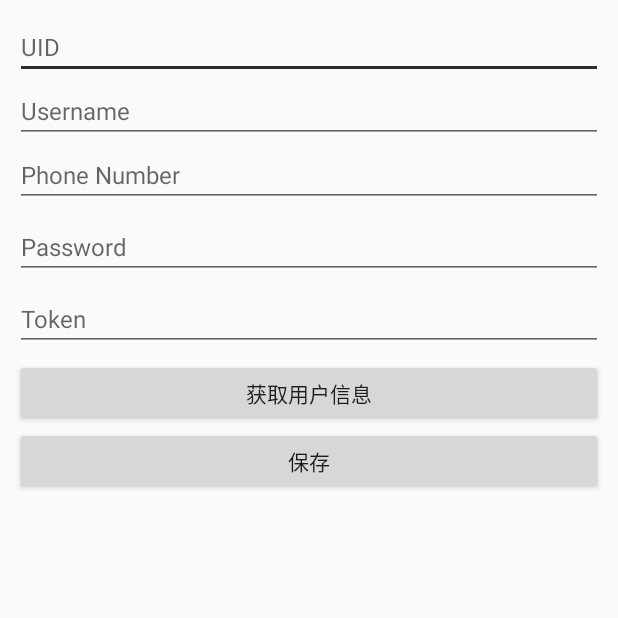
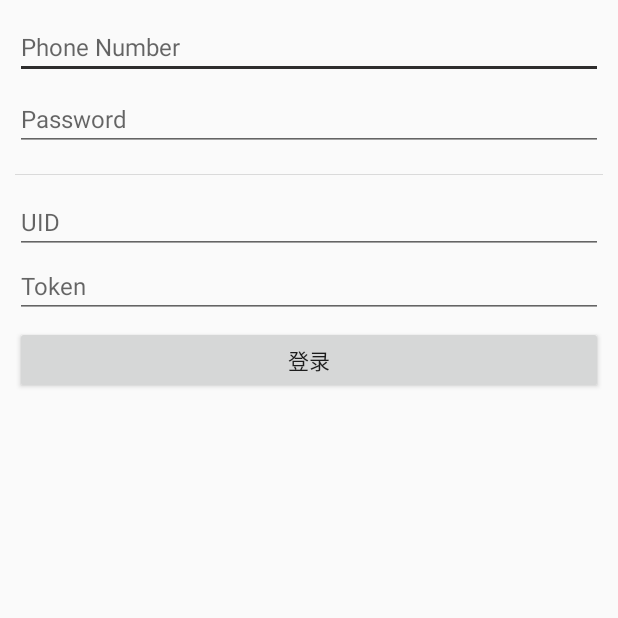
Before and after one commit to chaunceyyu/OkRedoo, an Android app: the AccountListActivity screen opened directly, with no data from a screen before it, after a tap on "添加", on a phone screen of 412 x 824 dp, the top half of it. Run offline under Robolectric (Android 15) with nearby library versions, the phone set to English and light mode, and no system bars; libraries missing offline, so code that uses them is left out: io.rong.imlib, org.simple.eventbus, org.xutils.x; 2 statements that could not run were skipped.

Commit message:
no message

```diff
--- a/app/src/main/AndroidManifest.xml
+++ b/app/src/main/AndroidManifest.xml
@@ -18,7 +18,7 @@
             </intent-filter>
         </activity>
 
-        <activity android:name=".GetUserInfoActivity"
+        <activity android:name=".UserLoginActivity"
                   android:screenOrientation="portrait"/>
 
         <activity android:name=".AccountListActivity"
--- a/app/src/main/java/com/youzi/okredoo/AccountListActivity.java
+++ b/app/src/main/java/com/youzi/okredoo/AccountListActivity.java
@@ -71,6 +71,11 @@ public class AccountListActivity extends BaseActivity implements View.OnClickLis
         EventBus.getDefault().register(this);
     }
 
+    @Override
+    protected void onResume() {
+        super.onResume();
+    }
+
     private void bindData() {
         coin.setText(String.valueOf(getCoins()));
         userCount.setText("账号 " + mAdapter.getCount());
@@ -114,7 +119,7 @@ public class AccountListActivity extends BaseActivity implements View.OnClickLis
                 stringBuilder.append(",");
             }
         }
-        AppUtil.copyToClipboard(mContext, stringBuilder.toString());
+//        AppUtil.copyToClipboard(mContext, stringBuilder.toString());
     }
 
     private void getTokenState() {
@@ -159,7 +164,7 @@ public class AccountListActivity extends BaseActivity implements View.OnClickLis
     @Override
     public void onClick(View view) {
         if (view == mAddBtn) {
-            startActivity(GetUserInfoActivity.createIntent(mContext));
+            startActivity(UserLoginActivity.createIntent(mContext));
         } else if (view == importBtn) {
             showImportDialog();
         } else if (view == activeBtn) {
--- a/app/src/main/java/com/youzi/okredoo/GetUserInfoActivity.java
+++ /dev/null
@@ -1,157 +0,0 @@
-package com.youzi.okredoo;
-
-import android.content.Context;
-import android.content.Intent;
-import android.os.Bundle;
-import android.support.annotation.Nullable;
-import android.text.TextUtils;
-import android.view.View;
-import android.widget.Button;
-import android.widget.EditText;
-import android.widget.Toast;
-
-import com.youzi.okredoo.data.DBManager;
-import com.youzi.okredoo.model.User;
-import com.youzi.okredoo.net.Api;
-import com.youzi.okredoo.net.RequestUtils;
-import com.youzi.okredoo.net.ResponseCallBack;
-import com.youzi.okredoo.net.ServiceException;
-
-import org.simple.eventbus.EventBus;
-
-import java.util.HashMap;
-import java.util.Map;
-
-
-/**
- * 获取用户资料界面
- * Created by zhangjiajie on 2017/10/8.
- */
-
-public class GetUserInfoActivity extends BaseActivity {
-
-
-    private Context mContext;
-
-    private EditText mUsername;
-    private EditText mPhoneNumber;
-    private EditText mPassword;
-    private EditText mToken;
-    private EditText uidEdit;
-
-    private Button mSavebBtn;
-    private Button mGetTokenBtn;
-
-    private User mUser;
-
-    private String uid;
-
-    @Override
-    protected void onCreate(@Nullable Bundle savedInstanceState) {
-        super.onCreate(savedInstanceState);
-        mContext = this;
-        setContentView(R.layout.get_user_info_activity);
-
-        mUsername = (EditText) findViewById(R.id.username);
-        mPhoneNumber = (EditText) findViewById(R.id.phone);
-        mPassword = (EditText) findViewById(R.id.password);
-        mToken = (EditText) findViewById(R.id.token);
-        uidEdit = (EditText) findViewById(R.id.uid);
-
-        mSavebBtn = (Button) findViewById(R.id.saveBtn);
-        mSavebBtn.setOnClickListener(new View.OnClickListener() {
-            @Override
-            public void onClick(View view) {
-                if (!TextUtils.isEmpty(uidEdit.getText()) && !TextUtils.isEmpty(mToken.getText())) {
-                    Map<String, String> params = new HashMap<>();
-                    RequestUtils.sendPostRequest(Api.GETUSERINFO, uidEdit.getText().toString(), mToken.getText().toString(), params, new
-                            ResponseCallBack<User>() {
-                                @Override
-                                public void onSuccess(User u) {
-                                    if (DBManager.getInstance().isExistUser(u.getUid())) {
-                                        DBManager.getInstance().updateUser(u);
-                                    } else {
-                                        DBManager.getInstance().saveUser(u);
-                                    }
-
-                                    showToast("保存成功");
-                                    EventBus.getDefault().post("", "refresh_user_list");
-                                    finish();
-                                }
-
-                                @Override
-                                public void onFailure(ServiceException e) {
-                                    super.onFailure(e);
-                                    showToast(e.getMsg());
-                                }
-                            });
-
-                } else {
-                    showToast("token无效");
-                }
-            }
-        });
-
-        mGetTokenBtn = (Button) findViewById(R.id.getTokenBtn);
-
-        mGetTokenBtn.setOnClickListener(new View.OnClickListener() {
-            @Override
-            public void onClick(View view) {
-                if (!TextUtils.isEmpty(mPhoneNumber.getText()) && !TextUtils.isEmpty(mPassword.getText())) {
-                    final String userName = mPhoneNumber.getText().toString();
-                    final String password = mPassword.getText().toString();
-                    Map<String, String> params = new HashMap<>();
-                    params.put("user", userName);
-                    params.put("password", password);
-                    RequestUtils.sendPostRequest(Api.USERNAME_PASSWOED_LOGIN, params, new ResponseCallBack<User>() {
-
-                        @Override
-                        public void onSuccess(User user) {
-                            super.onSuccess(user);
-
-                            mUser = user;
-                            mUser.setPhone(userName);
-                            mUser.setPwd(password);
-
-                            bindData();
-                        }
-
-                        @Override
-                        public void onFailure(ServiceException e) {
-                            super.onFailure(e);
-                            Toast.makeText(mContext, e.getMsg(), Toast.LENGTH_SHORT).show();
-                        }
-                    });
-                } else {
-                    showToast("输入账号密码");
-                }
-
-            }
-        });
-
-        uid = getIntent().getStringExtra("uid");
-        if (uid != null) {
-            mUser = DBManager.getInstance().getUserById(uid);
-            bindData();
-        }
-    }
-
-    private void bindData() {
-        mUsername.setText(mUser.getNickName());
-        mToken.setText(mUser.getToken());
-        mPhoneNumber.setText(mUser.getPhone());
-        mPassword.setText(mUser.getPwd());
-        uidEdit.setText(mUser.getUnumber());
-    }
-
-    public static Intent createIntent(Context context) {
-        Intent intent = new Intent(context, GetUserInfoActivity.class);
-        return intent;
-    }
-
-    public static Intent createIntent(Context context, String uid) {
-        Intent intent = new Intent(context, GetUserInfoActivity.class);
-        intent.putExtra("uid", uid);
-        return intent;
-    }
-}
--- a/app/src/main/java/com/youzi/okredoo/MainActivity.java
+++ b/app/src/main/java/com/youzi/okredoo/MainActivity.java
@@ -258,9 +258,9 @@ public class MainActivity extends BaseActivity implements View.OnClickListener,
     }
 
     private void refreshUserListInfo() {
-        UserList users = App.getUserList();
+        UserList users = App.getOnlineUserList();
         if (users.isEmpty()) {
-            showToast("无用户数据");
+            showToast("无在线账号数据");
             return;
         }
 
--- a/app/src/main/java/com/youzi/okredoo/OnlineAccountListActivity.java
+++ b/app/src/main/java/com/youzi/okredoo/OnlineAccountListActivity.java
@@ -90,7 +90,7 @@ public class OnlineAccountListActivity extends BaseActivity implements View.OnCl
     @Override
     public void onClick(View view) {
         if (view == mAddBtn) {
-            startActivity(GetUserInfoActivity.createIntent(mContext));
+            startActivity(UserLoginActivity.createIntent(mContext));
         }
     }
 
--- /dev/null
+++ b/app/src/main/java/com/youzi/okredoo/UserLoginActivity.java
@@ -0,0 +1,196 @@
+package com.youzi.okredoo;
+
+import android.content.Context;
+import android.content.Intent;
+import android.os.Bundle;
+import android.support.annotation.Nullable;
+import android.text.TextUtils;
+import android.view.View;
+import android.widget.Button;
+import android.widget.EditText;
+import android.widget.Toast;
+
+import com.youzi.okredoo.data.DBManager;
+import com.youzi.okredoo.model.User;
+import com.youzi.okredoo.net.Api;
+import com.youzi.okredoo.net.RequestUtils;
+import com.youzi.okredoo.net.ResponseCallBack;
+import com.youzi.okredoo.net.ServiceException;
+
+import org.simple.eventbus.EventBus;
+
+import java.util.HashMap;
+import java.util.Map;
+
+import static com.youzi.okredoo.R.id.token;
+import static com.youzi.okredoo.R.id.uid;
+
+
+/**
+ * 获取用户资料界面
+ * Created by zhangjiajie on 2017/10/8.
+ */
+
+public class UserLoginActivity extends BaseActivity {
+
+
+    private Context mContext;
+
+    private EditText mUsername;
+    private EditText mPhoneNumber;
+    private EditText mPassword;
+    private EditText mToken;
+    private EditText uidEdit;
+
+    //    private Button mSavebBtn;
+    private Button mGetTokenBtn;
+
+    @Override
+    protected void onCreate(@Nullable Bundle savedInstanceState) {
+        super.onCreate(savedInstanceState);
+        mContext = this;
+        setContentView(R.layout.get_user_info_activity);
+
+        mUsername = (EditText) findViewById(R.id.username);
+        mPhoneNumber = (EditText) findViewById(R.id.phone);
+        mPassword = (EditText) findViewById(R.id.password);
+        mToken = (EditText) findViewById(token);
+        uidEdit = (EditText) findViewById(uid);
+
+//        mSavebBtn = (Button) findViewById(R.id.saveBtn);
+//        mSavebBtn.setOnClickListener(new View.OnClickListener() {
+//            @Override
+//            public void onClick(View view) {
+//                if (!TextUtils.isEmpty(uidEdit.getText()) && !TextUtils.isEmpty(mToken.getText())) {
+//                    Map<String, String> params = new HashMap<>();
+//                    RequestUtils.sendPostRequest(Api.GETUSERINFO, uidEdit.getText().toString(), mToken.getText().toString(), params, new
+//                            ResponseCallBack<User>() {
+//                                @Override
+//                                public void onSuccess(User u) {
+//                                    if (DBManager.getInstance().isExistUser(u.getUid())) {
+//                                        DBManager.getInstance().updateUser(u);
+//                                    } else {
+//                                        DBManager.getInstance().saveUser(u);
+//                                    }
+//
+//                                    showToast("保存成功");
+//                                    EventBus.getDefault().post("", "refresh_user_list");
+//                                    finish();
+//                                }
+//
+//                                @Override
+//                                public void onFailure(ServiceException e) {
+//                                    super.onFailure(e);
+//                                    showToast(e.getMsg());
+//                                }
+//                            });
+//
+//                } else {
+//                    showToast("token无效");
+//                }
+//            }
+//        });
+
+        mGetTokenBtn = (Button) findViewById(R.id.getTokenBtn);
+
+        mGetTokenBtn.setOnClickListener(new View.OnClickListener() {
+            @Override
+            public void onClick(View view) {
+                if (!TextUtils.isEmpty(mPhoneNumber.getText()) && !TextUtils.isEmpty(mPassword.getText())) {
+                    final String userName = mPhoneNumber.getText().toString();
+                    final String password = mPassword.getText().toString();
+                    Map<String, String> params = new HashMap<>();
+                    params.put("user", userName);
+                    params.put("password", password);
+                    RequestUtils.sendPostRequest(Api.USERNAME_PASSWOED_LOGIN, params, new ResponseCallBack<User>() {
+
+                        @Override
+                        public void onSuccess(User u) {
+                            super.onSuccess(u);
+
+                            u.setPhone(userName);
+                            u.setPwd(password);
+
+                            if (DBManager.getInstance().isExistUser(u.getUid())) {
+                                DBManager.getInstance().updateUser(u);
+                            } else {
+                                DBManager.getInstance().saveUser(u);
+                            }
+
+                            showToast("登录成功");
+                            EventBus.getDefault().post("", "refresh_user_list");
+                            finish();
+                        }
+
+                        @Override
+                        public void onFailure(ServiceException e) {
+                            super.onFailure(e);
+                            showToast(e.getMsg());
+                        }
+                    });
+                } else if (!TextUtils.isEmpty(uidEdit.getText()) && !TextUtils.isEmpty(mToken.getText())) {
+                    Map<String, String> params = new HashMap<>();
+                    RequestUtils.sendPostRequest(Api.GETUSERINFO, uidEdit.getText().toString(), mToken.getText().toString(), params, new
+                            ResponseCallBack<User>() {
+                                @Override
+                                public void onSuccess(User u) {
+                                    u.setToken(mToken.getText().toString());
+                                    if (DBManager.getInstance().isExistUser(u.getUid())) {
+                                        DBManager.getInstance().updateUser(u);
+                                    } else {
+                                        DBManager.getInstance().saveUser(u);
+                                    }
+
+                                    showToast("登录成功");
+                                    EventBus.getDefault().post("", "refresh_user_list");
+                                    finish();
+                                }
+
+                                @Override
+                                public void onFailure(ServiceException e) {
+                                    super.onFailure(e);
+                                    showToast(e.getMsg());
+                                }
+                            });
+                } else {
+                    showToast("账号参数无效");
+                }
+
+            }
+        });
+
+//        uid = getIntent().getStringExtra("uid");
+//        if (uid != null) {
+//            mUser = DBManager.getInstance().getUserById(uid);
+//            bindData();
+//        }
+        bindData();
+    }
+
+    private void bindData() {
+//        mUsername.setText(mUser.getNickName());
+        mToken.setText(getIntent().getStringExtra("token"));
+        mPhoneNumber.setText(getIntent().getStringExtra("phone"));
+        mPassword.setText(getIntent().getStringExtra("password"));
+        uidEdit.setText(getIntent().getStringExtra("uid"));
+    }
+
+    public static Intent createIntent(Context context) {
+        Intent intent = new Intent(context, UserLoginActivity.class);
+        return intent;
+    }
+
+    public static Intent createIntentForUid(Context context, String uid, String token) {
+        Intent intent = new Intent(context, UserLoginActivity.class);
+        intent.putExtra("uid", uid);
+        intent.putExtra("token", token);
+        return intent;
+    }
+
+    public static Intent createIntentForPhone(Context context, String phone, String password) {
+        Intent intent = new Intent(context, UserLoginActivity.class);
+        intent.putExtra("phone", phone);
+        intent.putExtra("password", password);
+        return intent;
+    }
+}
--- a/app/src/main/res/layout/get_user_info_activity.xml
+++ b/app/src/main/res/layout/get_user_info_activity.xml
@@ -5,21 +5,14 @@
               android:orientation="vertical"
               android:padding="10dp">
 
-    <EditText android:id="@+id/uid"
-              android:layout_width="match_parent"
-              android:layout_height="wrap_content"
-              android:layout_alignParentLeft="true"
-              android:layout_centerVertical="true"
-              android:hint="UID"
-              android:textSize="16dp"/>
-
     <EditText android:id="@+id/username"
               android:layout_width="match_parent"
               android:layout_height="wrap_content"
               android:layout_alignParentLeft="true"
               android:layout_centerVertical="true"
               android:hint="Username"
-              android:textSize="16dp"/>
+              android:textSize="16dp"
+              android:visibility="gone"/>
 
     <EditText android:id="@+id/phone"
               android:layout_width="match_parent"
@@ -39,6 +32,20 @@
               android:lines="1"
               android:textSize="16dp"/>
 
+    <View android:layout_width="match_parent"
+          android:layout_height="0.5dp"
+          android:layout_marginBottom="10dp"
+          android:layout_marginTop="10dp"
+          android:background="@color/split_color"/>
+
+    <EditText android:id="@+id/uid"
+              android:layout_width="match_parent"
+              android:layout_height="wrap_content"
+              android:layout_alignParentLeft="true"
+              android:layout_centerVertical="true"
+              android:hint="UID"
+              android:textSize="16dp"/>
+
     <EditText android:id="@+id/token"
               android:layout_width="match_parent"
               android:layout_height="wrap_content"
@@ -50,13 +57,13 @@
     <Button android:id="@+id/getTokenBtn"
             android:layout_width="match_parent"
             android:layout_height="45dp"
-            android:text="获取用户信息"
+            android:text="登录"
             android:textSize="14dp"/>
 
-    <Button android:id="@+id/saveBtn"
-            android:layout_width="match_parent"
-            android:layout_height="45dp"
-            android:text="保存"
-            android:textSize="14dp"/>
+    <!--<Button android:id="@+id/saveBtn"-->
+            <!--android:layout_width="match_parent"-->
+            <!--android:layout_height="45dp"-->
+            <!--android:text="保存"-->
+            <!--android:textSize="14dp"/>-->
 
 </LinearLayout>
```
Also changed, not shown: app/src/main/java/com/youzi/okredoo/view/AccountListItem.java (+7 -2 lines).
